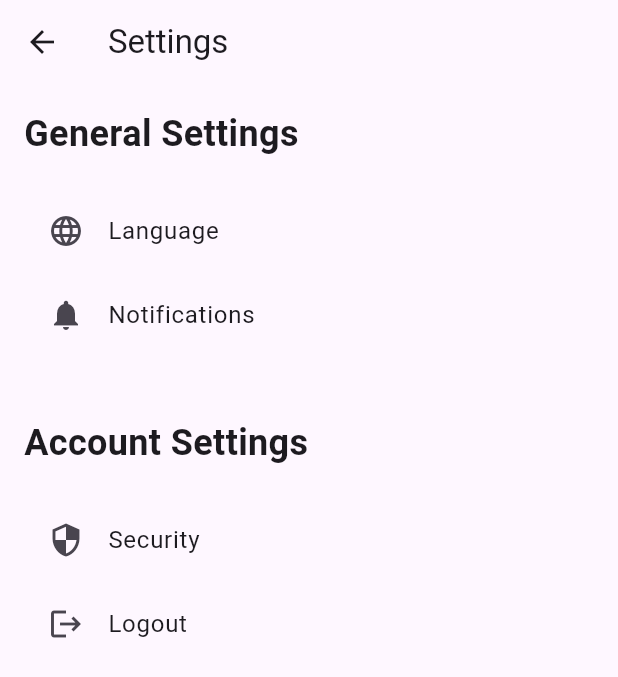
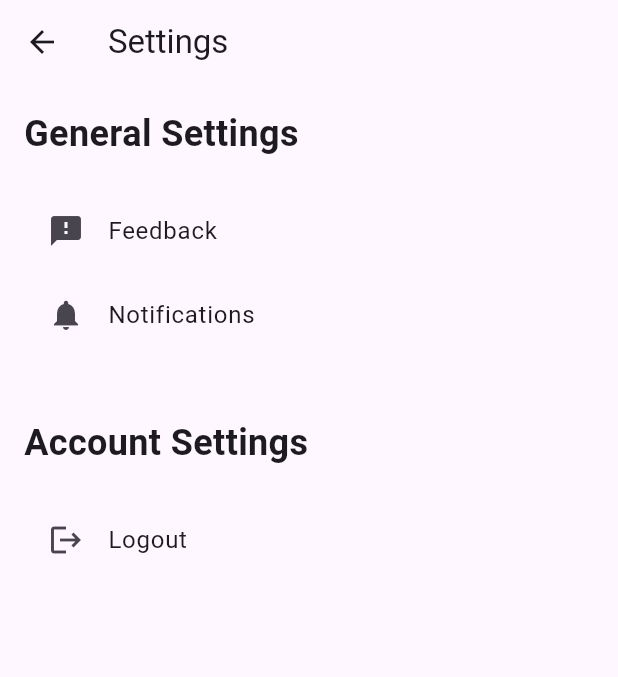
Before and after one commit to FAMISTIC/fyp_food_ordering_app, a Flutter app: the HomePage screen opened directly with empty values, in the side drawer, after a tap on "Settings", on a phone screen of 412 x 824 dp. Shown: the top 677 px of the screen. Run offline on Flutter 3.47's test engine with Material 3 defaults, Android fonts, the light colour scheme and no system bars; our stand-ins replace awesome_notifications, cloud_firestore, firebase_auth, firebase_core, firebase_messaging, firebase_storage and 2 more; missing offline and left inert: app_settings, firebase_app_check; accounts and stored records are empty; network calls fail.

Commit message:
built feedback

```diff
--- a/food_app1/lib/components/nav-drawer.dart
+++ b/food_app1/lib/components/nav-drawer.dart
@@ -54,7 +54,7 @@ class _NavDrawerState extends State<NavDrawer> {
               Navigator.push(
                 context,
                 MaterialPageRoute(
-                  builder: (context) => SettingsPage(),
+                  builder: (context) => SettingsPage(user: _updatedUser),
                 ),
               );
             },
--- a/food_app1/lib/pages/settings_page.dart
+++ b/food_app1/lib/pages/settings_page.dart
@@ -1,7 +1,27 @@
 import 'package:flutter/material.dart';
+import 'package:food_app1/controllers/firebase_auth_service.dart';
+import 'package:food_app1/models/user_model.dart';
+import 'package:food_app1/pages/feedback_page.dart';
 import 'package:food_app1/pages/push_notification_page.dart';
 
-class SettingsPage extends StatelessWidget {
+class SettingsPage extends StatefulWidget {
+  final AppUser user;
+  const SettingsPage({Key? key, required this.user}) : super(key: key);
+
+  @override
+  State<SettingsPage> createState() => _SettingsPageState();
+}
+
+class _SettingsPageState extends State<SettingsPage> {
+  late AppUser _updatedUser;
+
+   @override
+  void initState() {
+    super.initState();
+    _updatedUser = widget.user;
+    _fetchUserDetails();
+  }
+
   @override
   Widget build(BuildContext context) {
     return Scaffold(
@@ -19,11 +39,12 @@ class SettingsPage extends StatelessWidget {
             ),
             const SizedBox(height: 20),
             ListTile(
-              leading: const Icon(Icons.language),
-              title: const Text('Language'),
+              leading: const Icon(Icons.feedback),
+              title: const Text('Feedback'),
               onTap: () {
-                // Add logic to handle language selection
-                // For example, show a language selection dialog
+                Navigator.push(
+                  context,
+                  MaterialPageRoute(builder: (context) => FeedbackPage(user: _updatedUser)));
               },
             ),
             ListTile(
@@ -32,7 +53,7 @@ class SettingsPage extends StatelessWidget {
               onTap: () {
                 Navigator.push(
                   context,
-                  MaterialPageRoute(builder: (context) => PushNotificationPage()));
+                  MaterialPageRoute(builder: (context) => const PushNotificationPage()));
               },
             ),
             // Add more general settings as needed
@@ -44,13 +65,6 @@ class SettingsPage extends StatelessWidget {
               style: TextStyle(fontSize: 24, fontWeight: FontWeight.bold),
             ),
             const SizedBox(height: 20),
-            ListTile(
-              leading: const Icon(Icons.security),
-              title: const Text('Security'),
-              onTap: () {
-                // Add logic to navigate to the security settings
-              },
-            ),
             ListTile(
               leading: const Icon(Icons.logout),
               title: const Text('Logout'),
@@ -65,4 +79,17 @@ class SettingsPage extends StatelessWidget {
       ),
     );
   }
+
+  Future<void> _fetchUserDetails() async {
+    AppUser? userDetails =
+        await FirebaseAuthService().getUserDetails(widget.user.uid);
+
+    if (userDetails != null) {
+      setState(() {
+        _updatedUser = userDetails;
+      });
+    } else {
+      print("Error fetching user details.");
+    }
+  }
 }
```
Also changed, not shown: food_app1/lib/pages/feedback_page.dart (added, +121 -0 lines).
